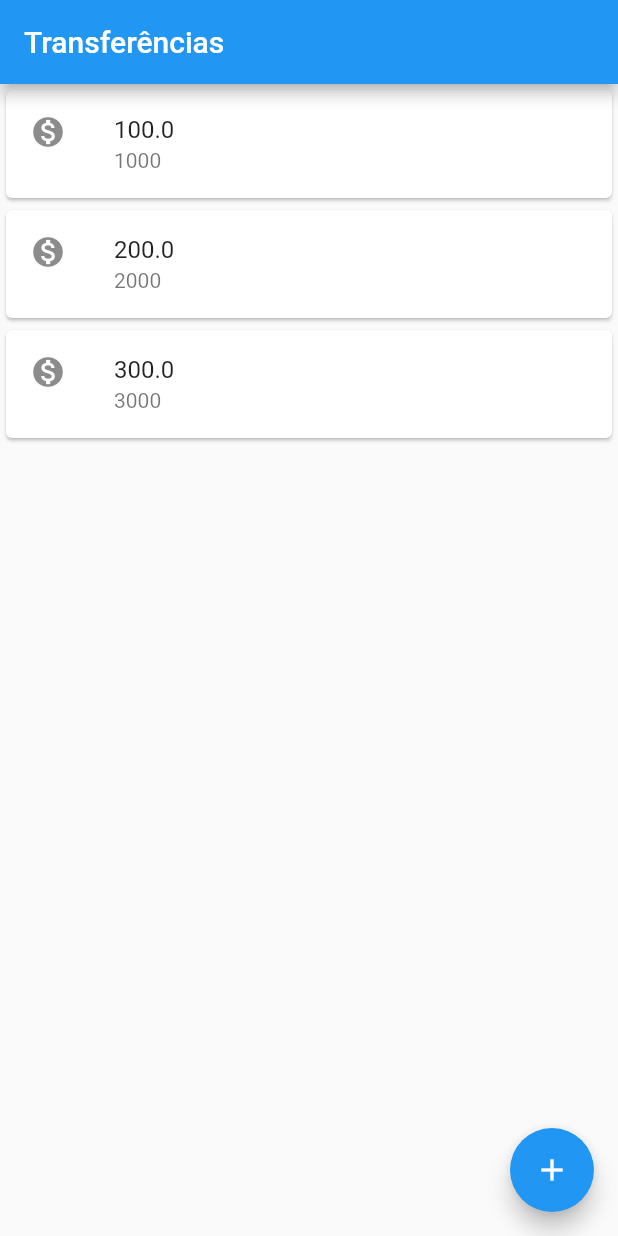
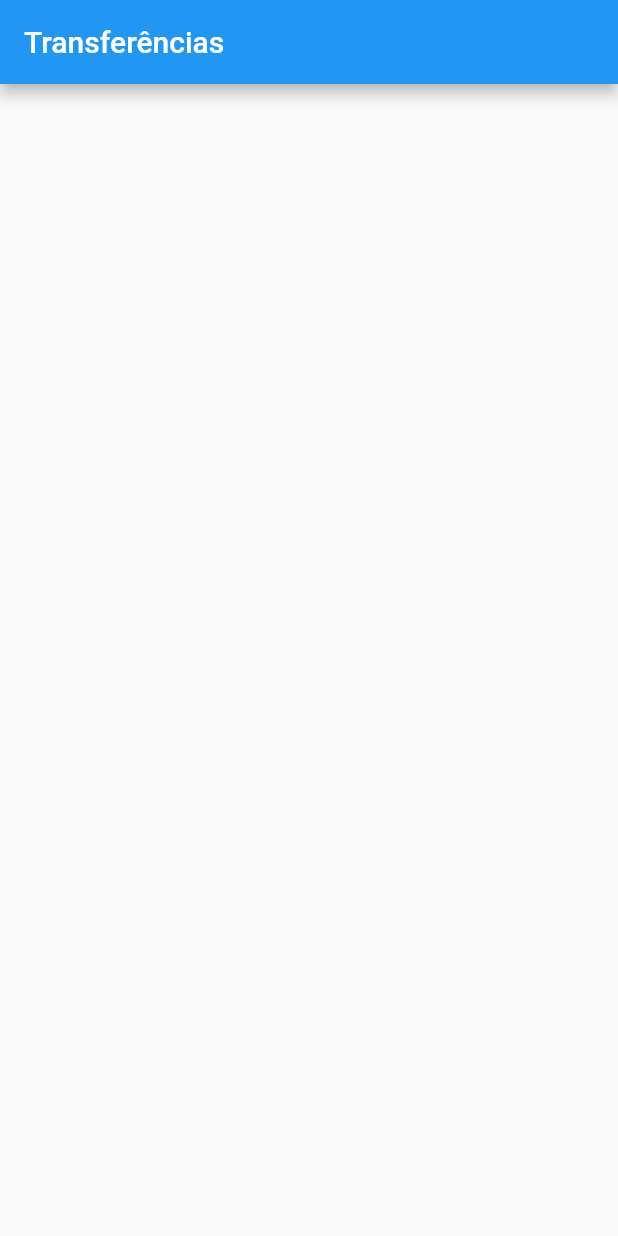
Before and after one commit to donadonandre/bytebank_app, a Flutter app: the screen it shows after launch, on a phone screen of 412 x 824 dp. Run offline on Flutter 3.47's test engine with Material 2 defaults, Android fonts, the phone set to English and light mode, and no system bars.

Commit message:
C1-A2: Refatorando o código para uma nova classe

```diff
--- a/lib/main.dart
+++ b/lib/main.dart
@@ -2,28 +2,48 @@ import 'dart:ui';
 
 import 'package:flutter/material.dart';
 
-void main() => runApp(MaterialApp(
+void main() => runApp(ByteBankApp());
+
+class ByteBankApp extends StatelessWidget {
+  const ByteBankApp({Key key}) : super(key: key);
+
+  @override
+  Widget build(BuildContext context) {
+    return MaterialApp(
       home: Scaffold(
-    body: ListaTransferencias(),
+        body: FormularioTransferencia(),
         appBar: AppBar(
           title: Text('Transferências'),
         ),
-    floatingActionButton: FloatingActionButton(
-      child: Icon(Icons.add),
       ),
-  ),
-));
+    );
+  }
+}
+
+
+class FormularioTransferencia extends StatelessWidget {
+  @override
+  Widget build(BuildContext context) {
+    return Container();
+  }
+
+}
 
 class ListaTransferencias extends StatelessWidget{
   @override
   Widget build(BuildContext context) {
     // TODO: implement build
-    return Column(
+    return Scaffold(
+      body: Column(
           children: <Widget>[
             ItemTransferencia(Transferencia(100.0, 1000)),
             ItemTransferencia(Transferencia(200.0, 2000)),
             ItemTransferencia(Transferencia(300.0, 3000)),
           ]
+      ),
+      floatingActionButton: FloatingActionButton(
+        child: Icon(Icons.add),
+      ),
     );
   }
 }
```
Lines whose indentation alone changed are shown as unchanged.
